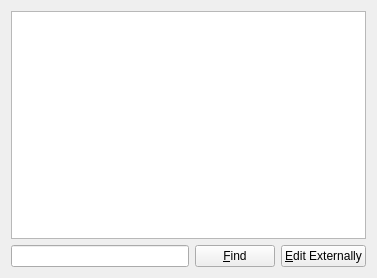
Qt form src/frontends/qt/ui/PreambleUi.ui (cburschka/lyx) before a commit.
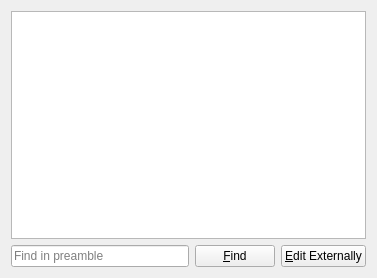
The same form after that commit.

Diff of the .ui file:
```diff
--- a/src/frontends/qt/ui/PreambleUi.ui
+++ b/src/frontends/qt/ui/PreambleUi.ui
@@ -30,7 +30,11 @@
     <number>6</number>
    </property>
    <item row="1" column="0">
-    <widget class="QLineEdit" name="findLE"/>
+    <widget class="QLineEdit" name="findLE">
+     <property name="placeholderText">
+      <string>Find in preamble</string>
+     </property>
+    </widget>
    </item>
    <item row="1" column="1">
     <widget class="QPushButton" name="findButtonPB">
```
